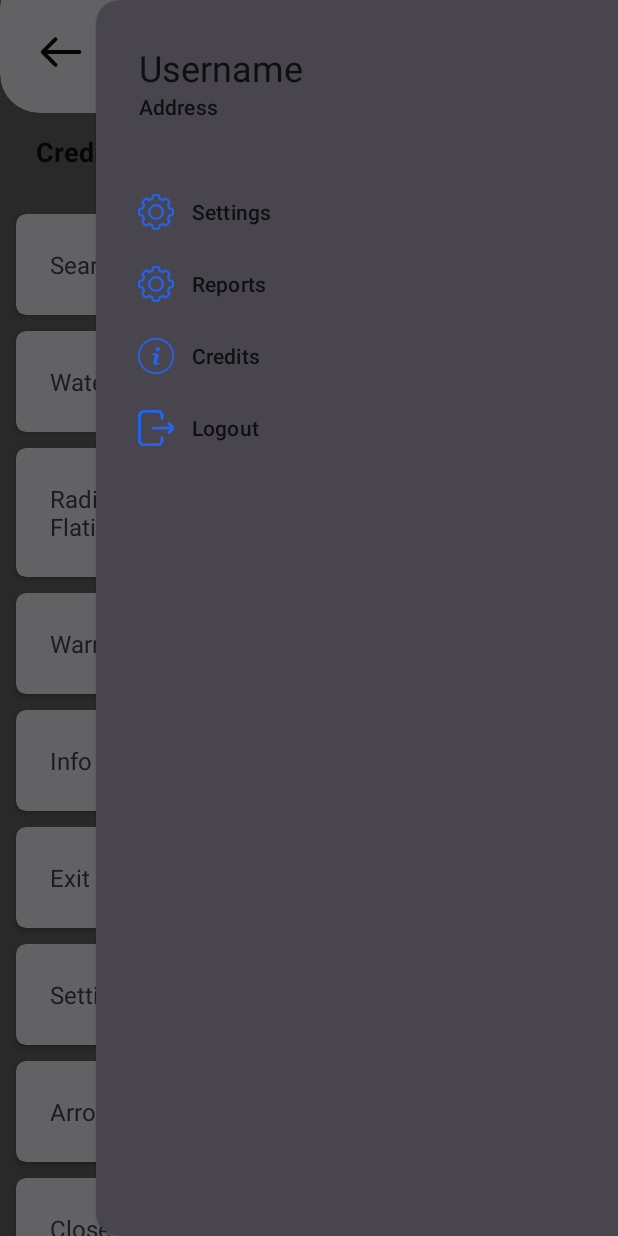
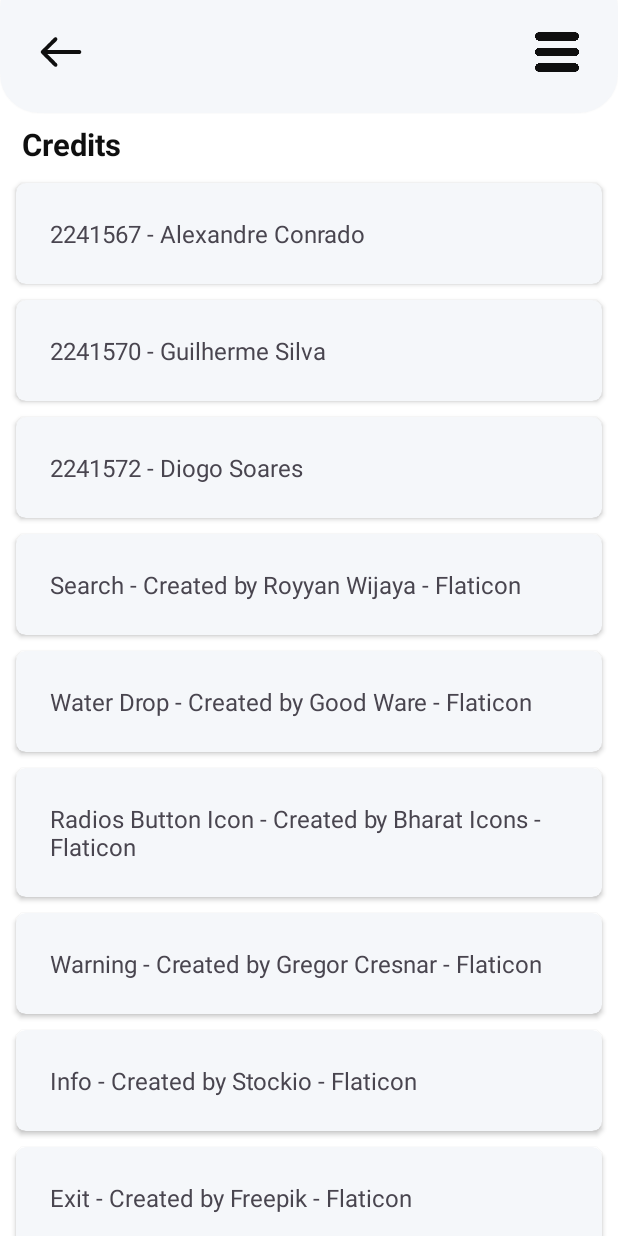
Before and after one commit to Gugas749/Watertrack-WEB, an Android app: the MainActivity screen opened directly, with no data from a screen before it, in the side drawer, after a tap on "Credits", on a phone screen of 412 x 824 dp. Run offline under Robolectric (Android 15) with nearby library versions, the phone set to English and light mode, and no system bars; our stand-ins replace Room's generated code, Volley, sdp/ssp sizes; 2 statements that could not run were skipped.

Commit message:
correçao layouts para ficar responsivos add strings limpeza de codigo
Signed-off-by: Gugas749 <conradoalexandre00@gmail.com>

```diff
--- a/[ANDROID]/WaterTrack/app/src/main/java/com/grupok/watertrack/activitys/MainActivity.java
+++ b/[ANDROID]/WaterTrack/app/src/main/java/com/grupok/watertrack/activitys/MainActivity.java
@@ -199,10 +199,12 @@ public class MainActivity extends AppCompatActivity implements
                         cycleFragments("CreditsFrag", data);
                     }
                     else if(item.getItemId() == R.id.mainAc_SideMenu_Reports) {
-                        Bundle data = null;
+                        Bundle data = new Bundle();
+                        data.putBoolean("fromSideMenu", true);
                         cycleFragments("ReportFrag", data);
                     }
                     item.setEnabled(true);
+                    binding.drawerLayoutMainAcSideMenu.closeDrawer(GravityCompat.END);
                 }
                 return true;
             }
@@ -289,7 +291,11 @@ public class MainActivity extends AppCompatActivity implements
                         .beginTransaction()
                         .replace(R.id.frameLayout_fragmentContainer_MainAC, reportFrag)
                         .commitAllowingStateLoss();
-                currentView = 5;
+                if(data.getBoolean("fromSideMenu")){
+                    currentView = 5;
+                }else{
+                    currentView = 6;
+                }
                 break;
         }
     }
--- a/[ANDROID]/WaterTrack/app/src/main/java/com/grupok/watertrack/fragments/mainactivityfrags/creditsview/MainACCreditsFrag.java
+++ b/[ANDROID]/WaterTrack/app/src/main/java/com/grupok/watertrack/fragments/mainactivityfrags/creditsview/MainACCreditsFrag.java
@@ -22,10 +22,7 @@ import java.util.List;
 
 public class MainACCreditsFrag extends Fragment {
 
-
     private MainActivity parent;
-
-
     private FragmentMainACCreditsBinding binding;
 
 
@@ -40,8 +37,7 @@ public class MainACCreditsFrag extends Fragment {
     }
 
     @Override
-    public View onCreateView(LayoutInflater inflater, ViewGroup container,
-                             Bundle savedInstanceState) {
+    public View onCreateView(LayoutInflater inflater, ViewGroup container, Bundle savedInstanceState) {
         binding = FragmentMainACCreditsBinding.inflate(inflater);
 
         init();
@@ -51,6 +47,9 @@ public class MainACCreditsFrag extends Fragment {
 
     private void init(){
         List<String> credits = new ArrayList<>();
+        credits.add(getString(R.string.credits_developers_1));
+        credits.add(getString(R.string.credits_developers_2));
+        credits.add(getString(R.string.credits_developers_3));
         credits.add(getString(R.string.credits_icons_search));
         credits.add(getString(R.string.credits_icons_water_drop));
         credits.add(getString(R.string.credits_icons_radios_button_icon));
@@ -61,9 +60,8 @@ public class MainACCreditsFrag extends Fragment {
         credits.add(getString(R.string.credits_icons_arrow));
         credits.add(getString(R.string.credits_icons_close));
 
-
         RVAdapterCredits adapter = new RVAdapterCredits(credits);
-        binding.rvCreditsMainAc.setLayoutManager(new LinearLayoutManager(getContext()));
-        binding.rvCreditsMainAc.setAdapter(adapter);
+        binding.rvCreditsCreditsFragMainAc.setLayoutManager(new LinearLayoutManager(getContext()));
+        binding.rvCreditsCreditsFragMainAc.setAdapter(adapter);
     }
 }
--- a/[ANDROID]/WaterTrack/app/src/main/res/layout/fragment_main_a_c_credits.xml
+++ b/[ANDROID]/WaterTrack/app/src/main/res/layout/fragment_main_a_c_credits.xml
@@ -1,46 +1,30 @@
 <?xml version="1.0" encoding="utf-8"?>
-<androidx.constraintlayout.widget.ConstraintLayout xmlns:android="http://schemas.android.com/apk/res/android"
+<FrameLayout xmlns:android="http://schemas.android.com/apk/res/android"
     xmlns:app="http://schemas.android.com/apk/res-auto"
     android:layout_width="match_parent"
     android:layout_height="match_parent">
-
-    <LinearLayout
-        android:id="@+id/layoutCampos"
-        android:layout_width="0dp"
-        android:layout_height="0dp"
-        android:orientation="vertical"
+    <RelativeLayout
+        android:layout_height="match_parent"
+        android:layout_width="match_parent"
         app:layout_constraintTop_toTopOf="parent"
         app:layout_constraintStart_toStartOf="parent"
         app:layout_constraintEnd_toEndOf="parent"
         app:layout_constraintHeight_percent="1">
+        <TextView
+            android:id="@+id/textView_LabelCredits_CreditsFrag_MainAc"
+            android:layout_width="match_parent"
+            android:layout_height="wrap_content"
+            android:text="@string/mainActivity_CreditsFrag_Header"
+            android:textColor="?attr/textColorPrimary"
+            android:textSize="@dimen/_16sdp"
+            android:textStyle="bold"
+            android:layout_margin="@dimen/_5sdp"
+            android:paddingStart="@dimen/_6sdp"/>
 
-        <TextView
-            android:id="@+id/textView_LabelCredits_MainAc"
-            android:layout_width="wrap_content"
-            android:layout_height="wrap_content"
-            android:text="Creditos"
-            android:textStyle="bold"
-            android:textSize="@dimen/_14sdp"
-            android:textColor="?attr/textColorPrimary"
-            android:padding="@dimen/_10sdp"
-            android:layout_marginBottom="@dimen/_8sdp"
-            android:layout_marginStart="@dimen/_8sdp" />
-
-        <ScrollView
+        <androidx.recyclerview.widget.RecyclerView
+            android:id="@+id/rv_Credits_CreditsFrag_MainAc"
+            android:layout_below="@+id/textView_LabelCredits_CreditsFrag_MainAc"
             android:layout_width="match_parent"
-            android:layout_height="0dp"
-            android:layout_weight="1"
-            android:fillViewport="true">
-
-            <androidx.recyclerview.widget.RecyclerView
-                android:id="@+id/rv_Credits_MainAc"
-                android:layout_width="match_parent"
-                android:layout_height="wrap_content"
-                android:overScrollMode="never"/>
-        </ScrollView>
-    </LinearLayout>
-
-
-
-
-</androidx.constraintlayout.widget.ConstraintLayout>
+            android:layout_height="wrap_content"/>
+    </RelativeLayout>
+</FrameLayout>
--- a/[ANDROID]/WaterTrack/app/src/main/res/values/strings.xml
+++ b/[ANDROID]/WaterTrack/app/src/main/res/values/strings.xml
@@ -80,6 +80,9 @@
     <string name="mainActivity_AddContadorFrag_ComboBox_Status">Status</string>
     <!-- MAIN ACTIVITY | DETAILS CONTADOR -->
     <string name="mainActivity_DetailsContadorFrag_Header">Meter</string>
+    <!-- MAIN ACTIVITY | READINGS CONTADOR -->
+    <string name="mainActivity_ReadingsContadorFrag_LabelDetails">Reading Details</string>
+    <string name="mainActivity_ReadingsContadorFrag_LabelReadings">Readings</string>
     <!-- MAIN ACTIVITY | ADD REPORT -->
     <string name="mainActivity_ReportFrag_ComboBox_Meter">Meter</string>
     <string name="mainActivity_ReportFrag_ComboBox_Problem">Problem</string>
@@ -87,6 +90,10 @@
     <string name="mainActivity_ReportFrag_TextField_Other_Problem">Other</string>
 
     <!-- CREDITS -->
+    <string name="mainActivity_CreditsFrag_Header">Credits</string>
+    <string name="credits_developers_1">2241567 - Alexandre Conrado</string>
+    <string name="credits_developers_2">2241570 - Guilherme Silva</string>
+    <string name="credits_developers_3">2241572 - Diogo Soares</string>
     <string name="credits_icons_search">Search - Created by Royyan Wijaya - Flaticon</string>
     <string name="credits_icons_water_drop">Water Drop - Created by Good Ware - Flaticon</string>
     <string name="credits_icons_radios_button_icon">Radios Button Icon - Created by Bharat Icons - Flaticon</string>
```
Also changed, not shown: [ANDROID]/WaterTrack/app/src/main/res/layout/fragment_main_a_c_readings_contador.xml (+18 -38 lines), [ANDROID]/WaterTrack/app/src/main/res/layout/fragment_main_a_c_report.xml (+7 -12 lines).
